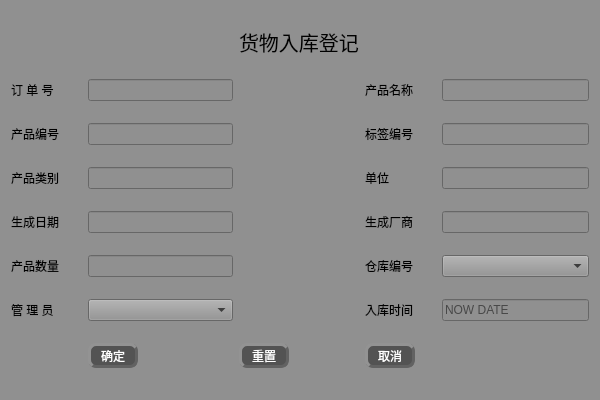
Qt form Deca/views/storage.ui (summerfll/wms) before a commit.
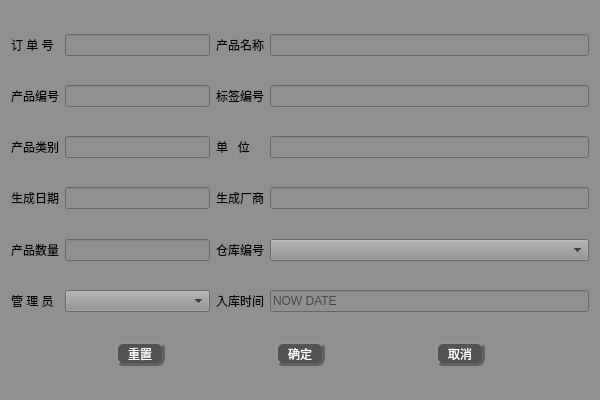
The same form after that commit. Icons and pictures are not drawn.

Commit message: v3.01 修改入库管理，美化位置管理

The edit to the form file:
```diff
--- a/Deca/views/storage.ui
+++ b/Deca/views/storage.ui
@@ -52,51 +52,46 @@
    <set>Qt::ImhNone</set>
   </property>
   <layout class="QGridLayout" name="gridLayout">
-   <item row="10" column="3">
-    <widget class="QPushButton" name="pushButton_2">
-     <property name="minimumSize">
-      <size>
-       <width>50</width>
-       <height>25</height>
-      </size>
-     </property>
-     <property name="maximumSize">
-      <size>
-       <width>50</width>
-       <height>25</height>
-      </size>
-     </property>
-     <property name="styleSheet">
-      <string notr="true">QPushButton{
-font: 75 11pt &quot;微软雅黑&quot;;
-color:rgb(255, 255, 255);
-background-color: rgb(83, 83, 83);
-border-radius: 8px;
-border: 3px groove rgb(98, 98, 98);
-border-style: outset;
-}
-QPushButton:pressed{
-border-style: inset;
-}
-QPushButton:hover{
-background-color:rgb(0, 0, 0);
-}
-
-</string>
-     </property>
-     <property name="text">
-      <string>重置</string>
-     </property>
-    </widget>
-   </item>
-   <item row="4" column="5" colspan="2">
+   <item row="6" column="4">
     <widget class="QLineEdit" name="lineEdit_7">
      <property name="styleSheet">
       <string notr="true"/>
      </property>
     </widget>
    </item>
-   <item row="5" column="4">
+   <item row="2" column="3">
+    <widget class="QLabel" name="label_3">
+     <property name="styleSheet">
+      <string notr="true"/>
+     </property>
+     <property name="text">
+      <string>产品名称</string>
+     </property>
+    </widget>
+   </item>
+   <item row="12" column="4">
+    <widget class="QLineEdit" name="lineEdit_8">
+     <property name="enabled">
+      <bool>true</bool>
+     </property>
+     <property name="styleSheet">
+      <string notr="true"/>
+     </property>
+     <property name="text">
+      <string/>
+     </property>
+     <property name="echoMode">
+      <enum>QLineEdit::NoEcho</enum>
+     </property>
+     <property name="readOnly">
+      <bool>true</bool>
+     </property>
+     <property name="placeholderText">
+      <string>NOW DATE</string>
+     </property>
+    </widget>
+   </item>
+   <item row="8" column="3">
     <widget class="QLabel" name="label_13">
      <property name="styleSheet">
       <string notr="true"/>
@@ -106,24 +101,40 @@
      </property>
     </widget>
    </item>
-   <item row="6" column="5" colspan="2">
-    <widget class="QComboBox" name="comboBox">
-     <property name="minimumSize">
+   <item row="3" column="0">
+    <spacer name="verticalSpacer_6">
+     <property name="orientation">
+      <enum>Qt::Vertical</enum>
+     </property>
+     <property name="sizeHint" stdset="0">
       <size>
-       <width>140</width>
-       <height>0</height>
+       <width>20</width>
+       <height>40</height>
       </size>
      </property>
-    </widget>
+    </spacer>
    </item>
-   <item row="3" column="5" colspan="2">
+   <item row="1" column="0">
+    <spacer name="verticalSpacer_7">
+     <property name="orientation">
+      <enum>Qt::Vertical</enum>
+     </property>
+     <property name="sizeHint" stdset="0">
+      <size>
+       <width>20</width>
+       <height>40</height>
+      </size>
+     </property>
+    </spacer>
+   </item>
+   <item row="4" column="4">
     <widget class="QLineEdit" name="lineEdit_4">
      <property name="styleSheet">
       <string notr="true"/>
      </property>
     </widget>
    </item>
-   <item row="3" column="4">
+   <item row="4" column="3">
     <widget class="QLabel" name="label_5">
      <property name="styleSheet">
       <string notr="true"/>
@@ -133,16 +144,92 @@
      </property>
     </widget>
    </item>
-   <item row="4" column="4">
+   <item row="10" column="3">
+    <widget class="QLabel" name="label_7">
+     <property name="styleSheet">
+      <string notr="true"/>
+     </property>
+     <property name="text">
+      <string>仓库编号</string>
+     </property>
+    </widget>
+   </item>
+   <item row="2" column="4">
+    <widget class="QLineEdit" name="lineEdit_2">
+     <property name="styleSheet">
+      <string notr="true"/>
+     </property>
+    </widget>
+   </item>
+   <item row="6" column="3">
     <widget class="QLabel" name="label_11">
      <property name="styleSheet">
       <string notr="true"/>
      </property>
      <property name="text">
-      <string>单位</string>
+      <string>单   位</string>
      </property>
     </widget>
    </item>
+   <item row="10" column="4">
+    <widget class="QComboBox" name="comboBox">
+     <property name="minimumSize">
+      <size>
+       <width>140</width>
+       <height>0</height>
+      </size>
+     </property>
+    </widget>
+   </item>
+   <item row="12" column="3">
+    <widget class="QLabel" name="label_9">
+     <property name="styleSheet">
+      <string notr="true"/>
+     </property>
+     <property name="text">
+      <string>入库时间</string>
+     </property>
+    </widget>
+   </item>
+   <item row="7" column="0">
+    <spacer name="verticalSpacer_4">
+     <property name="orientation">
+      <enum>Qt::Vertical</enum>
+     </property>
+     <property name="sizeHint" stdset="0">
+      <size>
+       <width>20</width>
+       <height>40</height>
+      </size>
+     </property>
+    </spacer>
+   </item>
+   <item row="9" column="0">
+    <spacer name="verticalSpacer_3">
+     <property name="orientation">
+      <enum>Qt::Vertical</enum>
+     </property>
+     <property name="sizeHint" stdset="0">
+      <size>
+       <width>20</width>
+       <height>40</height>
+      </size>
+     </property>
+    </spacer>
+   </item>
+   <item row="5" column="0">
+    <spacer name="verticalSpacer_5">
+     <property name="orientation">
+      <enum>Qt::Vertical</enum>
+     </property>
+     <property name="sizeHint" stdset="0">
+      <size>
+       <width>20</width>
+       <height>40</height>
+      </size>
+     </property>
+    </spacer>
+   </item>
    <item row="2" column="0">
     <widget class="QLabel" name="label_2">
      <property name="styleSheet">
@@ -153,7 +240,14 @@
      </property>
     </widget>
    </item>
-   <item row="3" column="0">
+   <item row="8" column="1" colspan="2">
+    <widget class="QLineEdit" name="lineEdit_9">
+     <property name="styleSheet">
+      <string notr="true"/>
+     </property>
+    </widget>
+   </item>
+   <item row="4" column="0">
     <widget class="QLabel" name="label_4">
      <property name="styleSheet">
       <string notr="true"/>
@@ -163,51 +257,14 @@
      </property>
     </widget>
    </item>
-   <item row="5" column="1" colspan="2">
-    <widget class="QLineEdit" name="lineEdit_9">
+   <item row="10" column="1" colspan="2">
+    <widget class="QLineEdit" name="lineEdit_5">
      <property name="styleSheet">
       <string notr="true"/>
      </property>
     </widget>
    </item>
-   <item row="10" column="1">
-    <widget class="QPushButton" name="pushButton">
-     <property name="minimumSize">
-      <size>
-       <width>50</width>
-       <height>25</height>
-      </size>
-     </property>
-     <property name="maximumSize">
-      <size>
-       <width>50</width>
-       <height>25</height>
-      </size>
-     </property>
-     <property name="styleSheet">
-      <string notr="true">QPushButton{
-font: 75 11pt &quot;微软雅黑&quot;;
-color:rgb(255, 255, 255);
-background-color: rgb(83, 83, 83);
-border-radius: 8px;
-border: 3px groove rgb(98, 98, 98);
-border-style: outset;
-}
-QPushButton:pressed{
-border-style: inset;
-}
-QPushButton:hover{
-background-color:rgb(0, 0, 0);
-}
-
-</string>
-     </property>
-     <property name="text">
-      <string>确定</string>
-     </property>
-    </widget>
-   </item>
-   <item row="6" column="0">
+   <item row="10" column="0">
     <widget class="QLabel" name="label_6">
      <property name="styleSheet">
       <string notr="true"/>
@@ -240,50 +297,13 @@
     </widget>
    </item>
    <item row="6" column="1" colspan="2">
-    <widget class="QLineEdit" name="lineEdit_5">
+    <widget class="QLineEdit" name="lineEdit_6">
      <property name="styleSheet">
       <string notr="true"/>
      </property>
     </widget>
    </item>
-   <item row="10" column="4" colspan="3">
-    <widget class="QPushButton" name="pushButton_3">
-     <property name="minimumSize">
-      <size>
-       <width>50</width>
-       <height>25</height>
-      </size>
-     </property>
-     <property name="maximumSize">
-      <size>
-       <width>50</width>
-       <height>25</height>
-      </size>
-     </property>
-     <property name="styleSheet">
-      <string notr="true">QPushButton{
-font: 75 11pt &quot;微软雅黑&quot;;
-color:rgb(255, 255, 255);
-background-color: rgb(83, 83, 83);
-border-radius: 8px;
-border: 3px groove rgb(98, 98, 98);
-border-style: outset;
-}
-QPushButton:pressed{
-border-style: inset;
-}
-QPushButton:hover{
-background-color:rgb(0, 0, 0);
-}
-
-</string>
-     </property>
-     <property name="text">
-      <string>取消</string>
-     </property>
-    </widget>
-   </item>
-   <item row="8" column="0">
+   <item row="12" column="0">
     <widget class="QLabel" name="label_10">
      <property name="styleSheet">
       <string notr="true"/>
@@ -293,7 +313,7 @@
      </property>
     </widget>
    </item>
-   <item row="4" column="0">
+   <item row="6" column="0">
     <widget class="QLabel" name="label_8">
      <property name="styleSheet">
       <string notr="true"/>
@@ -303,14 +323,24 @@
      </property>
     </widget>
    </item>
+   <item row="12" column="1" colspan="2">
+    <widget class="QComboBox" name="comboBox_2">
+     <property name="minimumSize">
+      <size>
+       <width>145</width>
+       <height>0</height>
+      </size>
+     </property>
+    </widget>
+   </item>
    <item row="4" column="1" colspan="2">
-    <widget class="QLineEdit" name="lineEdit_6">
+    <widget class="QLineEdit" name="lineEdit_3">
      <property name="styleSheet">
       <string notr="true"/>
      </property>
     </widget>
    </item>
-   <item row="5" column="0">
+   <item row="8" column="0">
     <widget class="QLabel" name="label_12">
      <property name="styleSheet">
       <string notr="true"/>
@@ -320,116 +350,166 @@
      </property>
     </widget>
    </item>
-   <item row="3" column="1" colspan="2">
-    <widget class="QLineEdit" name="lineEdit_3">
-     <property name="styleSheet">
-      <string notr="true"/>
-     </property>
-    </widget>
+   <item row="14" column="0" colspan="5">
+    <layout class="QHBoxLayout" name="horizontalLayout">
+     <item>
+      <widget class="QPushButton" name="pushButton_2">
+       <property name="minimumSize">
+        <size>
+         <width>50</width>
+         <height>25</height>
+        </size>
+       </property>
+       <property name="maximumSize">
+        <size>
+         <width>50</width>
+         <height>25</height>
+        </size>
+       </property>
+       <property name="styleSheet">
+        <string notr="true">QPushButton{
+font: 75 11pt &quot;微软雅黑&quot;;
+color:rgb(255, 255, 255);
+background-color: rgb(83, 83, 83);
+border-radius: 8px;
+border: 3px groove rgb(98, 98, 98);
+border-style: outset;
+}
+QPushButton:pressed{
+border-style: inset;
+}
+QPushButton:hover{
+background-color:rgb(0, 0, 0);
+}
+
+</string>
+       </property>
+       <property name="text">
+        <string>重置</string>
+       </property>
+      </widget>
+     </item>
+     <item>
+      <widget class="QPushButton" name="pushButton">
+       <property name="minimumSize">
+        <size>
+         <width>50</width>
+         <height>25</height>
+        </size>
+       </property>
+       <property name="maximumSize">
+        <size>
+         <width>50</width>
+         <height>25</height>
+        </size>
+       </property>
+       <property name="styleSheet">
+        <string notr="true">QPushButton{
+font: 75 11pt &quot;微软雅黑&quot;;
+color:rgb(255, 255, 255);
+background-color: rgb(83, 83, 83);
+border-radius: 8px;
+border: 3px groove rgb(98, 98, 98);
+border-style: outset;
+}
+QPushButton:pressed{
+border-style: inset;
+}
+QPushButton:hover{
+background-color:rgb(0, 0, 0);
+}
+
+</string>
+       </property>
+       <property name="text">
+        <string>确定</string>
+       </property>
+      </widget>
+     </item>
+     <item>
+      <widget class="QPushButton" name="pushButton_3">
+       <property name="minimumSize">
+        <size>
+         <width>50</width>
+         <height>25</height>
+        </size>
+       </property>
+       <property name="maximumSize">
+        <size>
+         <width>50</width>
+         <height>25</height>
+        </size>
+       </property>
+       <property name="styleSheet">
+        <string notr="true">QPushButton{
+font: 75 11pt &quot;微软雅黑&quot;;
+color:rgb(255, 255, 255);
+background-color: rgb(83, 83, 83);
+border-radius: 8px;
+border: 3px groove rgb(98, 98, 98);
+border-style: outset;
+}
+QPushButton:pressed{
+border-style: inset;
+}
+QPushButton:hover{
+background-color:rgb(0, 0, 0);
+}
+
+</string>
+       </property>
+       <property name="text">
+        <string>取消</string>
+       </property>
+      </widget>
+     </item>
+    </layout>
    </item>
-   <item row="8" column="1" colspan="2">
-    <widget class="QComboBox" name="comboBox_2">
-     <property name="minimumSize">
+   <item row="13" column="0">
+    <spacer name="verticalSpacer">
+     <property name="orientation">
+      <enum>Qt::Vertical</enum>
+     </property>
+     <property name="sizeHint" stdset="0">
       <size>
-       <width>145</width>
-       <height>0</height>
+       <width>20</width>
+       <height>40</height>
       </size>
      </property>
-    </widget>
+    </spacer>
    </item>
-   <item row="1" column="3">
-    <widget class="QLabel" name="label">
-     <property name="maximumSize">
+   <item row="11" column="0">
+    <spacer name="verticalSpacer_2">
+     <property name="orientation">
+      <enum>Qt::Vertical</enum>
+     </property>
+     <property name="sizeHint" stdset="0">
       <size>
-       <width>16777215</width>
-       <height>30</height>
+       <width>20</width>
+       <height>40</height>
       </size>
      </property>
-     <property name="font">
-      <font>
-       <family>楷体</family>
-       <pointsize>15</pointsize>
-       <weight>9</weight>
-       <italic>false</italic>
-       <bold>false</bold>
-      </font>
-     </property>
-     <property name="styleSheet">
-      <string notr="true">font: 75 15pt &quot;楷体&quot;;</string>
-     </property>
-     <property name="text">
-      <string>货物入库登记</string>
-     </property>
-     <property name="textFormat">
-      <enum>Qt::PlainText</enum>
-     </property>
-    </widget>
-   </item>
-   <item row="5" column="5" colspan="2">
-    <widget class="QLineEdit" name="lineEdit_10">
-     <property name="styleSheet">
-      <string notr="true"/>
-     </property>
-    </widget>
-   </item>
-   <item row="6" column="4">
-    <widget class="QLabel" name="label_7">
-     <property name="styleSheet">
-      <string notr="true"/>
-     </property>
-     <property name="text">
-      <string>仓库编号</string>
-     </property>
-    </widget>
+    </spacer>
    </item>
    <item row="8" column="4">
-    <widget class="QLabel" name="label_9">
+    <widget class="QLineEdit" name="lineEdit_10">
      <property name="styleSheet">
       <string notr="true"/>
      </property>
-     <property name="text">
-      <string>入库时间</string>
-     </property>
     </widget>
    </item>
-   <item row="8" column="5" colspan="2">
-    <widget class="QLineEdit" name="lineEdit_8">
-     <property name="enabled">
-      <bool>true</bool>
+   <item row="15" column="0">
+    <spacer name="verticalSpacer_8">
+     <property name="orientation">
+      <enum>Qt::Vertical</enum>
      </property>
-     <property name="styleSheet">
-      <string notr="true"/>
+     <property name="sizeHint" stdset="0">
+      <size>
+       <width>20</width>
+       <height>40</height>
+      </size>
      </property>
-     <property name="text">
-      <string/>
-     </property>
-     <property name="echoMode">
-      <enum>QLineEdit::NoEcho</enum>
-     </property>
-     <property name="readOnly">
-      <bool>true</bool>
-     </property>
-     <property name="placeholderText">
-      <string>NOW DATE</string>
-     </property>
-    </widget>
-   </item>
-   <item row="2" column="5" colspan="2">
-    <widget class="QLineEdit" name="lineEdit_2">
-     <property name="styleSheet">
-      <string notr="true"/>
-     </property>
-    </widget>
-   </item>
-   <item row="2" column="4">
-    <widget class="QLabel" name="label_3">
-     <property name="styleSheet">
-      <string notr="true"/>
-     </property>
-     <property name="text">
-      <string>产品名称</string>
-     </property>
-    </widget>
+    </spacer>
    </item>
   </layout>
  </widget>
```
Left out of the diff: 5 changed lines with no effect on the pictures. The commit also changes 8 other files.
